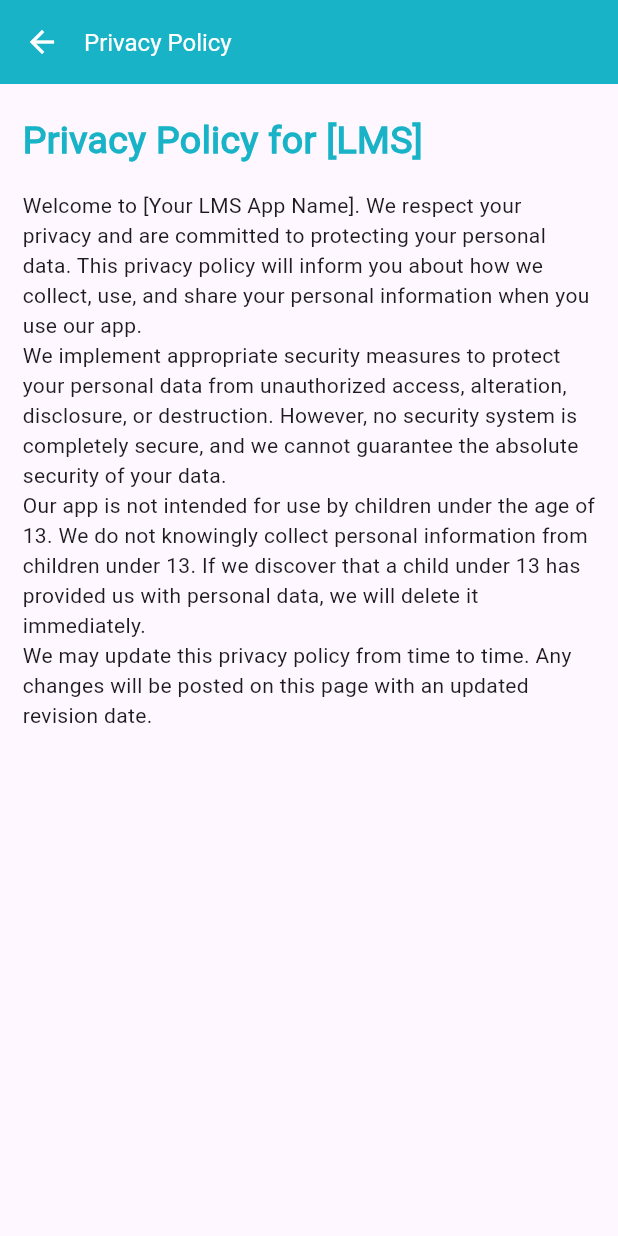
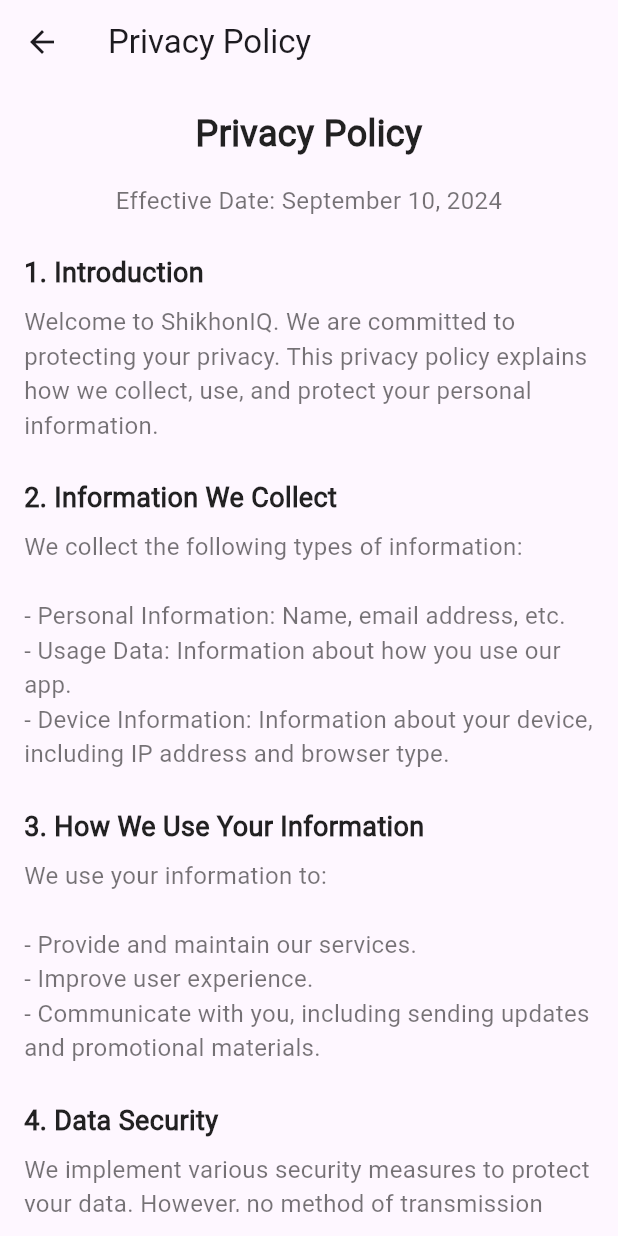
Before and after one commit to alazad214/learning_management, a Flutter app: the PrivacyPolicyScreen screen opened directly, on a phone screen of 412 x 824 dp. Run offline on Flutter 3.47's test engine with Material 3 defaults, Android fonts, the phone set to English and light mode, and no system bars; our stand-ins replace another_carousel_pro, flutter_rating_bar, fluttertoast, get, google_fonts, introduction_screen and 3 more; accounts and stored records are empty.

Commit message:
privacy policy screen added

```diff
--- a/lib/app/menu/widget/settings_utils.dart
+++ b/lib/app/menu/widget/settings_utils.dart
@@ -1,5 +1,3 @@
-
-
 import '../../profile/views/profile_screen.dart';
 import '../../settings/about_us_screen.dart';
 import '../../settings/privacy_policy_screen.dart';
@@ -17,7 +15,7 @@ List<dynamic> settingsUtils = [
     "icon": "assets/icon/team.png",
     'text': 'About Us',
     'text2': '',
-    'page':  AboutUsScreen()
+    'page': AboutUsScreen()
   },
   {
     "icon": "assets/icon/help.png",
@@ -29,7 +27,7 @@ List<dynamic> settingsUtils = [
     "icon": "assets/icon/insurance.png",
     'text': 'Privacy Policy',
     'text2': 'Contact for any problem or query',
-    'page': const PrivacyPolicyScreen()
+    'page': PrivacyPolicyScreen()
   },
   {
     "icon": "assets/icon/conditions.png",
--- a/lib/app/settings/privacy_policy_screen.dart
+++ b/lib/app/settings/privacy_policy_screen.dart
@@ -1,39 +1,145 @@
 import 'package:flutter/material.dart';
-import 'package:learning_management/utils/colors.dart';
-
-import '../../widgets/backappbar.dart';
-import '../../widgets/text2.dart';
-
 
 class PrivacyPolicyScreen extends StatelessWidget {
-  const PrivacyPolicyScreen({super.key});
-
   @override
   Widget build(BuildContext context) {
     return Scaffold(
-      appBar: Backappbar(title: 'Privacy Policy'),
-      body: SingleChildScrollView(
-        child: Padding(
-          padding: EdgeInsets.symmetric(horizontal: 15.0, vertical: 20.0),
-          child: Column(
-            children: [
-              Text2(
-                text: "Privacy Policy for [LMS]",
-                fontweight: FontWeight.bold,
-                size: 25.0,
-                maxline: 2,
-                color: AppColor.primary,
-                alignment: Alignment.centerLeft,
-                padding: EdgeInsets.only(bottom: 15.0),
+      appBar: AppBar(
+        title: Text('Privacy Policy'),
+      ),
+      body: Padding(
+        padding: const EdgeInsets.all(16.0),
+        child: ListView(
+          children: [
+            Text(
+              'Privacy Policy',
+              style: TextStyle(
+                fontSize: 24.0,
+                fontWeight: FontWeight.bold,
+                color: Colors.black87,
               ),
-              Text(
-                'Welcome to [Your LMS App Name]. We respect your privacy and are committed to protecting your personal data. This privacy policy will inform you about how we collect, use, and share your personal information when you use our app. \n'
-                'We implement appropriate security measures to protect your personal data from unauthorized access, alteration, disclosure, or destruction. However, no security system is completely secure, and we cannot guarantee the absolute security of your data.\n'
-                'Our app is not intended for use by children under the age of 13. We do not knowingly collect personal information from children under 13. If we discover that a child under 13 has provided us with personal data, we will delete it immediately.\n'
-                'We may update this privacy policy from time to time. Any changes will be posted on this page with an updated revision date.',
-              )
-            ],
-          ),
+              textAlign: TextAlign.center,
+            ),
+            SizedBox(height: 16.0),
+            Text(
+              'Effective Date: September 10, 2024',
+              style: TextStyle(
+                fontSize: 16.0,
+                color: Colors.black54,
+              ),
+              textAlign: TextAlign.center,
+            ),
+            SizedBox(height: 24.0),
+            Text(
+              '1. Introduction',
+              style: TextStyle(
+                fontSize: 18.0,
+                fontWeight: FontWeight.bold,
+                color: Colors.black87,
+              ),
+            ),
+            SizedBox(height: 8.0),
+            Text(
+              'Welcome to ShikhonIQ. We are committed to protecting your privacy. This privacy policy explains how we collect, use, and protect your personal information.',
+              style: TextStyle(
+                fontSize: 16.0,
+                color: Colors.black54,
+              ),
+            ),
+            SizedBox(height: 24.0),
+            Text(
+              '2. Information We Collect',
+              style: TextStyle(
+                fontSize: 18.0,
+                fontWeight: FontWeight.bold,
+                color: Colors.black87,
+              ),
+            ),
+            SizedBox(height: 8.0),
+            Text(
+              'We collect the following types of information:\n\n'
+                  '- Personal Information: Name, email address, etc.\n'
+                  '- Usage Data: Information about how you use our app.\n'
+                  '- Device Information: Information about your device, including IP address and browser type.',
+              style: TextStyle(
+                fontSize: 16.0,
+                color: Colors.black54,
+              ),
+            ),
+            SizedBox(height: 24.0),
+            Text(
+              '3. How We Use Your Information',
+              style: TextStyle(
+                fontSize: 18.0,
+                fontWeight: FontWeight.bold,
+                color: Colors.black87,
+              ),
+            ),
+            SizedBox(height: 8.0),
+            Text(
+              'We use your information to:\n\n'
+                  '- Provide and maintain our services.\n'
+                  '- Improve user experience.\n'
+                  '- Communicate with you, including sending updates and promotional materials.',
+              style: TextStyle(
+                fontSize: 16.0,
+                color: Colors.black54,
+              ),
+            ),
+            SizedBox(height: 24.0),
+            Text(
+              '4. Data Security',
+              style: TextStyle(
+                fontSize: 18.0,
+                fontWeight: FontWeight.bold,
+                color: Colors.black87,
+              ),
+            ),
+            SizedBox(height: 8.0),
+            Text(
+              'We implement various security measures to protect your data. However, no method of transmission over the internet or electronic storage is 100% secure. We strive to use commercially acceptable means to protect your information but cannot guarantee its absolute security.',
+              style: TextStyle(
+                fontSize: 16.0,
+                color: Colors.black54,
+              ),
+            ),
+            SizedBox(height: 24.0),
+            Text(
+              '5. Changes to This Privacy Policy',
+              style: TextStyle(
+                fontSize: 18.0,
+                fontWeight: FontWeight.bold,
+                color: Colors.black87,
+              ),
+            ),
+            SizedBox(height: 8.0),
+            Text(
+              'We may update our Privacy Policy from time to time. We will notify you of any changes by posting the new Privacy Policy on this page. You are advised to review this Privacy Policy periodically for any changes.',
+              style: TextStyle(
+                fontSize: 16.0,
+                color: Colors.black54,
+              ),
+            ),
+            SizedBox(height: 24.0),
+            Text(
+              '6. Contact Us',
+              style: TextStyle(
+                fontSize: 18.0,
+                fontWeight: FontWeight.bold,
+                color: Colors.black87,
+              ),
+            ),
+            SizedBox(height: 8.0),
+            Text(
+              'If you have any questions about this Privacy Policy, please contact us at:\n\n'
+                  'Email: your.email@example.com\n'
+                  'Website: www.yourwebsite.com',
+              style: TextStyle(
+                fontSize: 16.0,
+                color: Colors.black54,
+              ),
+            ),
+          ],
         ),
       ),
     );
```
